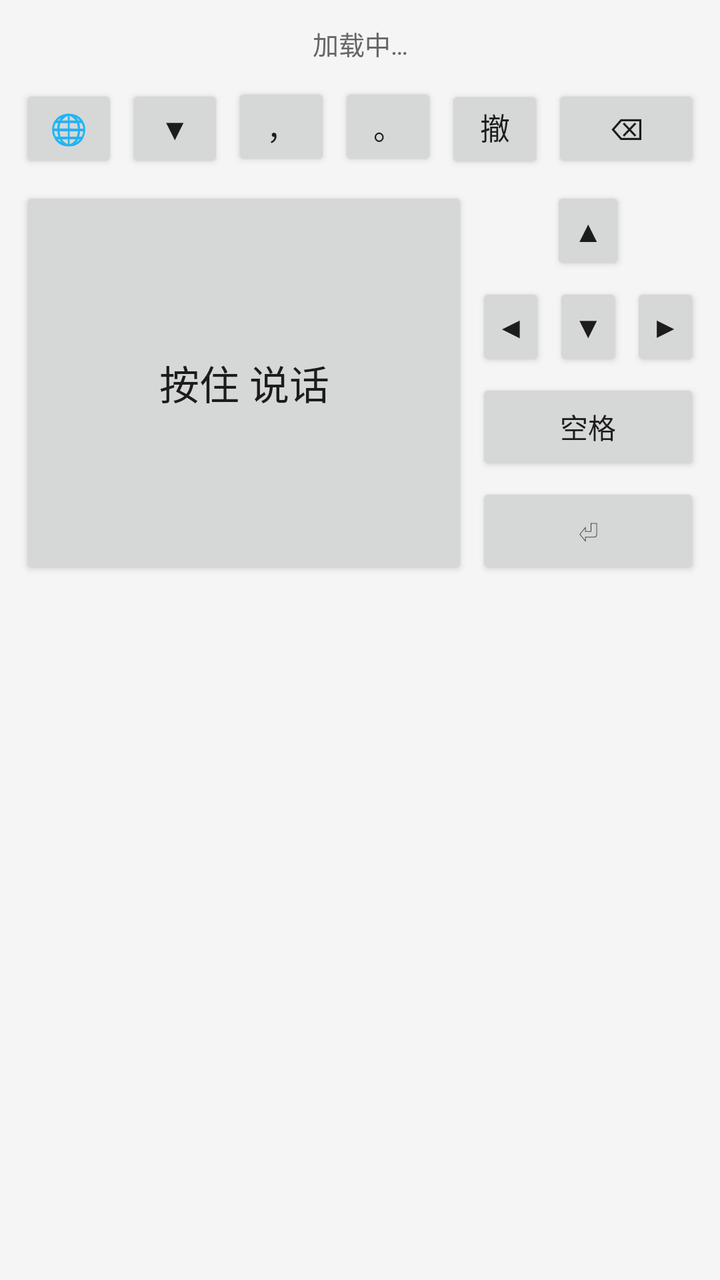
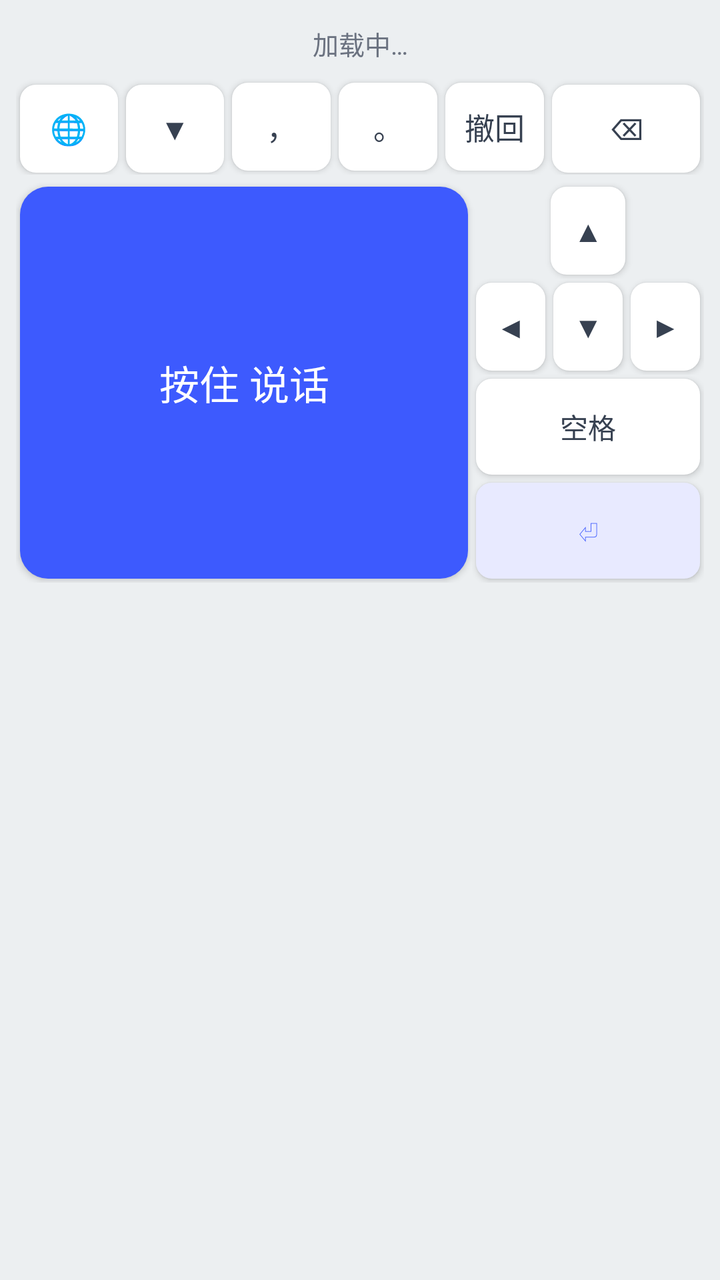

An Android layout rendered at two revisions. The XML below is the earlier revision; the diff shows what the commit changed to produce the second picture.
<!-- AndroidManifest.xml: application theme AppTheme -->
<!-- res/layout/input_view.xml -->
<?xml version="1.0" encoding="utf-8"?>
<LinearLayout xmlns:android="http://schemas.android.com/apk/res/android"
    android:layout_width="match_parent"
    android:layout_height="wrap_content"
    android:orientation="vertical"
    android:padding="8dp"
    android:background="#F5F5F5">

    <TextView
        android:id="@+id/statusText"
        android:layout_width="match_parent"
        android:layout_height="wrap_content"
        android:gravity="center"
        android:padding="4dp"
        android:textSize="13sp"
        android:textColor="#666666"
        android:text="加载中…" />

    <LinearLayout
        android:layout_width="match_parent"
        android:layout_height="wrap_content"
        android:layout_marginTop="4dp"
        android:orientation="horizontal">

        <Button
            android:id="@+id/btnSwitchIme"
            style="@style/KeyButton"
            android:text="🌐" />

        <Button
            android:id="@+id/btnHide"
            style="@style/KeyButton"
            android:text="▼" />

        <Button
            android:id="@+id/btnComma"
            style="@style/KeyButton"
            android:text="，" />

        <Button
            android:id="@+id/btnPeriod"
            style="@style/KeyButton"
            android:text="。" />

        <Button
            android:id="@+id/btnUndo"
            style="@style/KeyButton"
            android:text="撤回" />

        <Button
            android:id="@+id/btnDelete"
            style="@style/KeyButton"
            android:layout_weight="1.5"
            android:text="⌫" />
    </LinearLayout>

    <LinearLayout
        android:layout_width="match_parent"
        android:layout_height="200dp"
        android:layout_marginTop="4dp"
        android:orientation="horizontal">

        <Button
            android:id="@+id/micButton"
            android:layout_width="0dp"
            android:layout_height="match_parent"
            android:layout_weight="1"
            android:layout_margin="2dp"
            android:textSize="20sp"
            android:text="@string/mic_hint" />

        
        <LinearLayout
            android:layout_width="116dp"
            android:layout_height="match_parent"
            android:orientation="vertical">

            <LinearLayout
                android:layout_width="match_parent"
                android:layout_height="0dp"
                android:layout_weight="2"
                android:orientation="vertical">

                <LinearLayout
                    android:layout_width="match_parent"
                    android:layout_height="0dp"
                    android:layout_weight="1"
                    android:orientation="horizontal">

                    <Space
                        android:layout_width="0dp"
                        android:layout_height="match_parent"
                        android:layout_weight="1" />

                    <Button
                        android:id="@+id/btnUp"
                        style="@style/DpadButton"
                        android:text="▲" />

                    <Space
                        android:layout_width="0dp"
                        android:layout_height="match_parent"
                        android:layout_weight="1" />
                </LinearLayout>

                <LinearLayout
                    android:layout_width="match_parent"
                    android:layout_height="0dp"
                    android:layout_weight="1"
                    android:orientation="horizontal">

                    <Button
                        android:id="@+id/btnLeft"
                        style="@style/DpadButton"
                        android:text="◀" />

                    <Button
                        android:id="@+id/btnDown"
                        style="@style/DpadButton"
                        android:text="▼" />

                    <Button
                        android:id="@+id/btnRight"
                        style="@style/DpadButton"
                        android:text="▶" />
                </LinearLayout>
            </LinearLayout>

            <Button
                android:id="@+id/btnSpace"
                android:layout_width="match_parent"
                android:layout_height="0dp"
                android:layout_weight="1"
                android:layout_margin="2dp"
                android:text="空格" />

            <Button
                android:id="@+id/btnEnter"
                android:layout_width="match_parent"
                android:layout_height="0dp"
                android:layout_weight="1"
                android:layout_margin="2dp"
                android:text="⏎" />
        </LinearLayout>
    </LinearLayout>
</LinearLayout>
<!-- resources referenced by this layout -->
<resources>
  <string name="mic_hint">按住 说话</string>
  <style name="DpadButton">
          <item name="android:layout_width">0dp</item>
          <item name="android:layout_height">match_parent</item>
          <item name="android:layout_weight">1</item>
          <item name="android:layout_margin">2dp</item>
          <item name="android:textSize">15sp</item>
      </style>
  <style name="KeyButton">
          <item name="android:layout_width">0dp</item>
          <item name="android:layout_height">44dp</item>
          <item name="android:layout_weight">1</item>
          <item name="android:layout_margin">2dp</item>
          <item name="android:textSize">15sp</item>
      </style>
  <style name="AppTheme" parent="android:Theme.Material.Light.NoActionBar">
          <item name="android:windowBackground">@android:color/white</item>
          <item name="android:colorAccent">#3F51B5</item>
      </style>
</resources>

<!-- the commit's change to res/layout/input_view.xml (unified diff, before → after) -->
@@ -4,7 +4,7 @@
     android:layout_height="wrap_content"
     android:orientation="vertical"
     android:padding="8dp"
-    android:background="#F5F5F5">
+    android:background="#ECEFF1">
 
     <TextView
         android:id="@+id/statusText"
@@ -13,7 +13,7 @@
         android:gravity="center"
         android:padding="4dp"
         android:textSize="13sp"
-        android:textColor="#666666"
+        android:textColor="#6B7280"
         android:text="加载中…" />
 
     <LinearLayout
@@ -67,6 +67,8 @@
             android:layout_weight="1"
             android:layout_margin="2dp"
             android:textSize="20sp"
+            android:textColor="#FFFFFF"
+            android:background="@drawable/bg_mic"
             android:text="@string/mic_hint" />
 
         
@@ -132,6 +134,8 @@
                 android:layout_height="0dp"
                 android:layout_weight="1"
                 android:layout_margin="2dp"
+                android:textColor="#374151"
+                android:background="@drawable/bg_key"
                 android:text="空格" />
 
             <Button
@@ -140,6 +144,8 @@
                 android:layout_height="0dp"
                 android:layout_weight="1"
                 android:layout_margin="2dp"
+                android:textColor="#3D5AFE"
+                android:background="@drawable/bg_key_enter"
                 android:text="⏎" />
         </LinearLayout>
     </LinearLayout>
<!-- resource entries referenced after the edit -->
@@ -1,5 +1,38 @@
 <!-- resources referenced by this layout -->
 <resources>
+  <!-- drawable bg_key (drawable) -->
+  <?xml version="1.0" encoding="utf-8"?>
+  <ripple xmlns:android="http://schemas.android.com/apk/res/android"
+      android:color="#1A000000">
+      <item>
+          <shape android:shape="rectangle">
+              <solid android:color="#FFFFFF" />
+              <corners android:radius="8dp" />
+          </shape>
+      </item>
+  </ripple>
+  <!-- drawable bg_key_enter (drawable) -->
+  <?xml version="1.0" encoding="utf-8"?>
+  <ripple xmlns:android="http://schemas.android.com/apk/res/android"
+      android:color="#333D5AFE">
+      <item>
+          <shape android:shape="rectangle">
+              <solid android:color="#E8EAFF" />
+              <corners android:radius="8dp" />
+          </shape>
+      </item>
+  </ripple>
+  <!-- drawable bg_mic (drawable) -->
+  <?xml version="1.0" encoding="utf-8"?>
+  <ripple xmlns:android="http://schemas.android.com/apk/res/android"
+      android:color="#33FFFFFF">
+      <item>
+          <shape android:shape="rectangle">
+              <solid android:color="#3D5AFE" />
+              <corners android:radius="14dp" />
+          </shape>
+      </item>
+  </ripple>
   <string name="mic_hint">按住 说话</string>
   <style name="DpadButton">
           <item name="android:layout_width">0dp</item>
@@ -7,6 +40,8 @@
           <item name="android:layout_weight">1</item>
           <item name="android:layout_margin">2dp</item>
           <item name="android:textSize">15sp</item>
+          <item name="android:textColor">#374151</item>
+          <item name="android:background">@drawable/bg_key</item>
       </style>
   <style name="KeyButton">
           <item name="android:layout_width">0dp</item>
@@ -14,6 +49,8 @@
           <item name="android:layout_weight">1</item>
           <item name="android:layout_margin">2dp</item>
           <item name="android:textSize">15sp</item>
+          <item name="android:textColor">#374151</item>
+          <item name="android:background">@drawable/bg_key</item>
       </style>
   <style name="AppTheme" parent="android:Theme.Material.Light.NoActionBar">
           <item name="android:windowBackground">@android:color/white</item>
